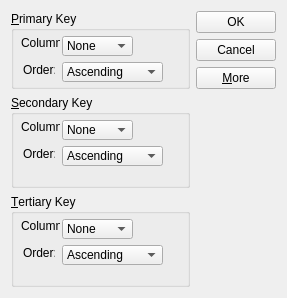
The window that Chapter 2/sort/sortdialog.ui (starrynights89/Qt-C-practice-) describes before a commit, drawn with Qt 5.
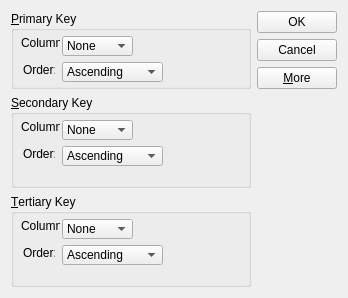
The same window after the commit.

```diff
--- a/Chapter 2/sort/sortdialog.ui
+++ b/Chapter 2/sort/sortdialog.ui
@@ -6,7 +6,7 @@
    <rect>
     <x>0</x>
     <y>0</y>
-    <width>287</width>
+    <width>348</width>
     <height>298</height>
    </rect>
   </property>
```
Left out of the diff: 256 changed lines with no effect on the pictures.
